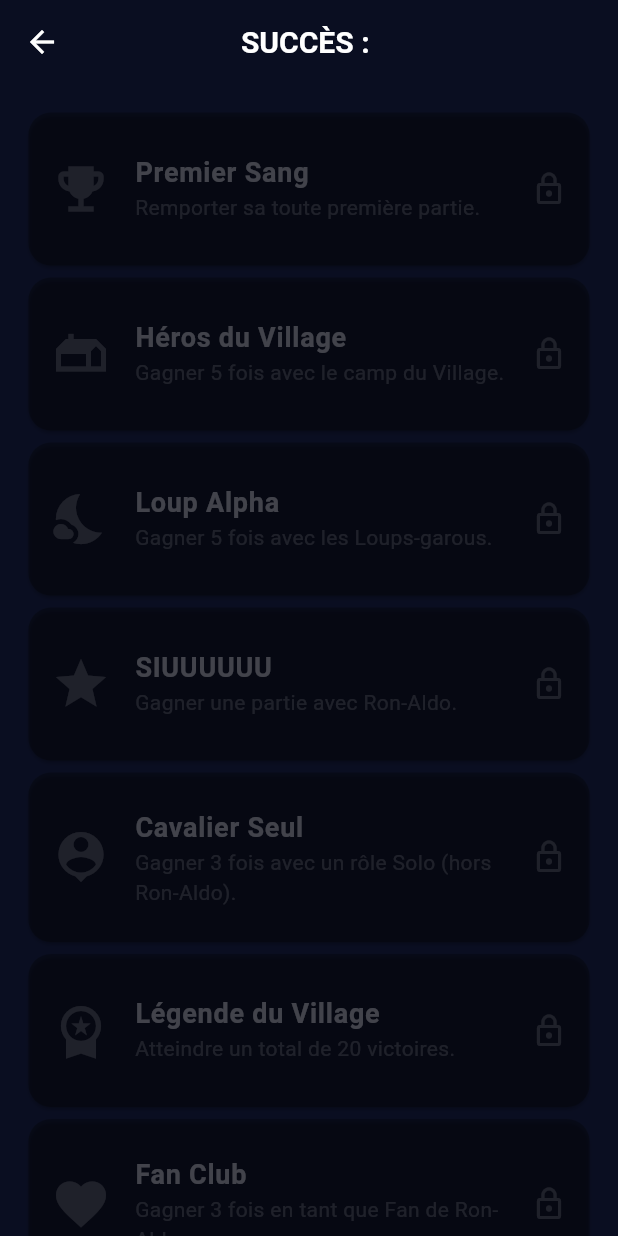
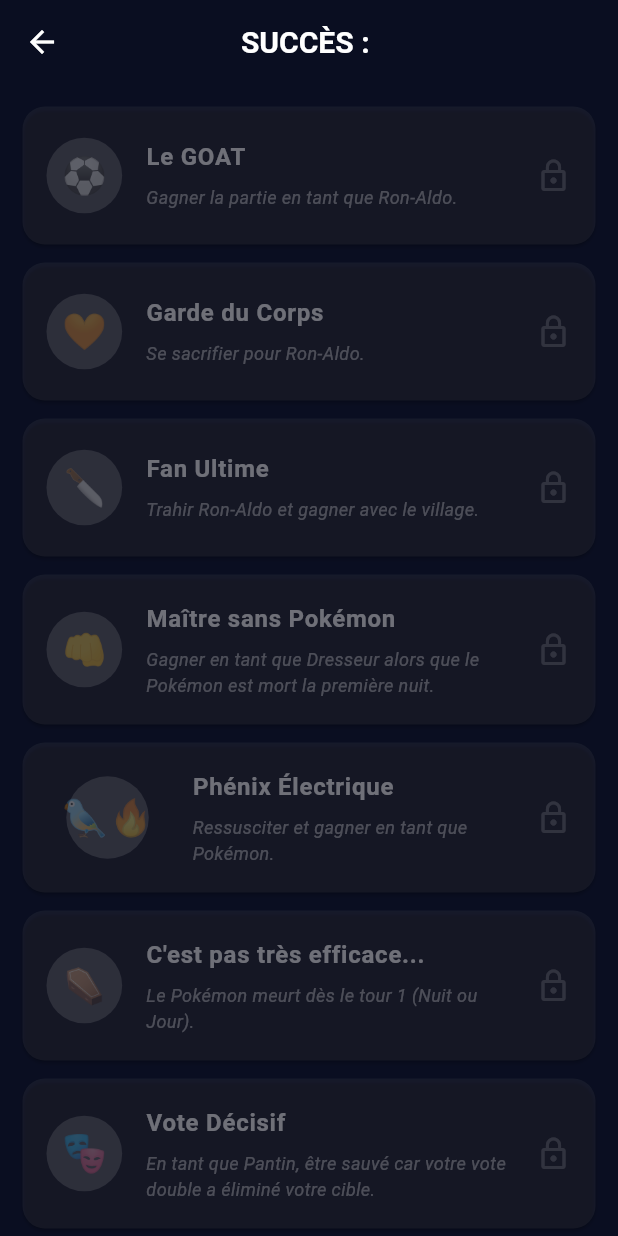
Before and after one commit to M1rcopol0/LGproject, a Flutter app: the AchievementsPage screen opened directly with empty values, on a phone screen of 412 x 824 dp. Run offline on Flutter 3.47's test engine with Material 3 defaults, Android fonts, the phone set to English and light mode, and no system bars; our stand-ins replace audioplayers, file_picker, font_awesome_flutter, share_plus, shared_preferences; accounts and stored records are empty.

Commit message:
Corrections succès

```diff
--- a/lib/achievements_page.dart
+++ b/lib/achievements_page.dart
@@ -1,167 +1,125 @@
 import 'package:flutter/material.dart';
 import 'trophy_service.dart';
-import 'package:font_awesome_flutter/font_awesome_flutter.dart';
-
-class Achievement {
-  final String id;
-  final String title;
-  final String description;
-  final IconData icon;
-  final bool Function(Map<String, dynamic> stats) condition;
-
-  Achievement({
-    required this.id,
-    required this.title,
-    required this.description,
-    required this.icon,
-    required this.condition,
-  });
-}
+import 'models/achievement.dart'; // C'est ici qu'on récupère la classe et les données déplacées
 
 class AchievementsPage extends StatelessWidget {
   final String playerName;
 
-  AchievementsPage({super.key, required this.playerName});
-
-  // ==========================================================
-  // DÉFINITION DES 10 SUCCÈS
-  // ==========================================================
-  final List<Achievement> achievementList = [
-    Achievement(
-      id: "first_win",
-      title: "Premier Sang",
-      description: "Remporter sa toute première partie.",
-      icon: Icons.emoji_events,
-      condition: (stats) => (stats['totalWins'] ?? 0) >= 1,
-    ),
-    Achievement(
-      id: "village_hero",
-      title: "Héros du Village",
-      description: "Gagner 5 fois avec le camp du Village.",
-      icon: Icons.gite,
-      condition: (stats) => (stats['roles']?['VILLAGE'] ?? 0) >= 5,
-    ),
-    Achievement(
-      id: "alpha_wolf",
-      title: "Loup Alpha",
-      description: "Gagner 5 fois avec les Loups-garous.",
-      icon: Icons.nights_stay,
-      condition: (stats) => (stats['roles']?['LOUPS-GAROUS'] ?? 0) >= 5,
-    ),
-    Achievement(
-      id: "siuuuu",
-      title: "SIUUUUUU",
-      description: "Gagner une partie avec Ron-Aldo.",
-      icon: Icons.star,
-      condition: (stats) => (stats['roles']?['RON-ALDO'] ?? 0) >= 1,
-    ),
-    Achievement(
-      id: "solo_master",
-      title: "Cavalier Seul",
-      description: "Gagner 3 fois avec un rôle Solo (hors Ron-Aldo).",
-      icon: Icons.person_pin,
-      condition: (stats) => (stats['roles']?['SOLO'] ?? 0) >= 3,
-    ),
-    Achievement(
-      id: "legend",
-      title: "Légende du Village",
-      description: "Atteindre un total de 20 victoires.",
-      icon: Icons.workspace_premium,
-      condition: (stats) => (stats['totalWins'] ?? 0) >= 20,
-    ),
-    Achievement(
-      id: "fan_club",
-      title: "Fan Club",
-      description: "Gagner 3 fois en tant que Fan de Ron-Aldo.",
-      icon: Icons.favorite,
-      condition: (stats) => (stats['roles']?['FAN'] ?? 0) >= 3,
-    ),
-    Achievement(
-      id: "survivor",
-      title: "Survivant",
-      description: "Gagner 10 parties au total.",
-      icon: Icons.shield,
-      condition: (stats) => (stats['totalWins'] ?? 0) >= 10,
-    ),
-    Achievement(
-      id: "archiviste_pro",
-      title: "L'Érudit",
-      description: "Gagner une partie après avoir été Archiviste.",
-      icon: Icons.menu_book,
-      condition: (stats) => (stats['roles']?['VILLAGE'] ?? 0) >= 1, // On simplifie la condition ici
-    ),
-    Achievement(
-      id: "veteran",
-      title: "Vétéran",
-      description: "Avoir gagné avec au moins 3 camps différents.",
-      condition: (stats) {
-        int camps = 0;
-        final roles = stats['roles'] ?? {};
-        if ((roles['VILLAGE'] ?? 0) > 0) camps++;
-        if ((roles['LOUPS-GAROUS'] ?? 0) > 0) camps++;
-        if ((roles['SOLO'] ?? 0) > 0 || (roles['RON-ALDO'] ?? 0) > 0) camps++;
-        return camps >= 3;
-      },
-      icon: Icons.military_tech,
-    ),
-  ];
+  const AchievementsPage({super.key, required this.playerName});
 
   @override
   Widget build(BuildContext context) {
     return Scaffold(
       backgroundColor: const Color(0xFF0A0E21),
       appBar: AppBar(
-        title: Text("SUCCÈS : $playerName"),
+        title: Text("SUCCÈS : $playerName", style: const TextStyle(color: Colors.white, fontWeight: FontWeight.bold)),
         backgroundColor: Colors.transparent,
         elevation: 0,
+        centerTitle: true,
       ),
-      body: FutureBuilder<Map<String, dynamic>>(
-        future: TrophyService.getStats(),
+      body: FutureBuilder<List<String>>(
+        // On récupère la liste des IDs débloqués (ex: "first_blood", "bad_shooter")
+        future: TrophyService.getUnlockedAchievements(playerName),
         builder: (context, snapshot) {
-          if (!snapshot.hasData) return const Center(child: CircularProgressIndicator());
+          if (snapshot.connectionState == ConnectionState.waiting) {
+            return const Center(child: CircularProgressIndicator(color: Colors.orangeAccent));
+          }
 
-          final allStats = snapshot.data!;
-          final playerStats = allStats[playerName] ?? {'totalWins': 0, 'roles': {}};
+          final unlockedIds = snapshot.data ?? [];
+          // On récupère la définition des succès depuis le modèle centralisé (gain de place ici)
+          final allAchievements = AchievementData.allAchievements;
 
           return ListView.builder(
             padding: const EdgeInsets.all(15),
-            itemCount: achievementList.length,
-            itemBuilder: (ctx, i) {
-              final ach = achievementList[i];
-              final isUnlocked = ach.condition(playerStats);
+            itemCount: allAchievements.length,
+            itemBuilder: (context, index) {
+              final ach = allAchievements[index];
+              final isUnlocked = unlockedIds.contains(ach.id);
+
+              // La couleur est désormais gérée par le modèle (facile=bleu, légendaire=or...)
+              final rarityColor = ach.color;
 
               return Card(
-                color: isUnlocked ? Colors.white.withOpacity(0.1) : Colors.black26,
+                color: isUnlocked
+                    ? rarityColor.withOpacity(0.15)
+                    : Colors.white.withOpacity(0.05),
+                margin: const EdgeInsets.only(bottom: 12),
                 shape: RoundedRectangleBorder(
                   borderRadius: BorderRadius.circular(15),
                   side: BorderSide(
-                    color: isUnlocked ? Colors.orangeAccent.withOpacity(0.5) : Colors.transparent,
+                    color: isUnlocked ? rarityColor.withOpacity(0.8) : Colors.transparent,
+                    width: 1.5,
                   ),
                 ),
                 child: ListTile(
-                  contentPadding: const EdgeInsets.all(15),
-                  leading: Icon(
+                  contentPadding: const EdgeInsets.symmetric(horizontal: 16, vertical: 10),
+
+                  // ICÔNE (Emoji)
+                  leading: Container(
+                    padding: const EdgeInsets.all(10),
+                    decoration: BoxDecoration(
+                      shape: BoxShape.circle,
+                      color: isUnlocked ? rarityColor.withOpacity(0.2) : Colors.white10,
+                    ),
+                    child: Text(
                       ach.icon,
-                    size: 40,
-                    color: isUnlocked ? Colors.orangeAccent : Colors.white10,
+                      style: TextStyle(
+                        fontSize: 24,
+                        color: isUnlocked ? null : Colors.white24,
                       ),
-                  title: Text(
+                    ),
+                  ),
+
+                  // TITRE + BADGE RARETÉ
+                  title: Row(
+                    children: [
+                      Expanded(
+                        child: Text(
                           ach.title,
                           style: TextStyle(
-                      color: isUnlocked ? Colors.white : Colors.white24,
+                            color: isUnlocked ? Colors.white : Colors.white38,
                             fontWeight: FontWeight.bold,
-                      fontSize: 18,
+                            fontSize: 16,
                           ),
                         ),
-                  subtitle: Text(
+                      ),
+                      if (isUnlocked)
+                        Container(
+                          margin: const EdgeInsets.only(left: 8),
+                          padding: const EdgeInsets.symmetric(horizontal: 8, vertical: 2),
+                          decoration: BoxDecoration(
+                            color: rarityColor,
+                            borderRadius: BorderRadius.circular(8),
+                          ),
+                          child: Text(
+                            ach.rarityLabel,
+                            style: const TextStyle(
+                              color: Colors.black,
+                              fontSize: 9,
+                              fontWeight: FontWeight.bold,
+                            ),
+                          ),
+                        ),
+                    ],
+                  ),
+
+                  // DESCRIPTION
+                  subtitle: Padding(
+                    padding: const EdgeInsets.only(top: 6),
+                    child: Text(
                       ach.description,
                       style: TextStyle(
-                      color: isUnlocked ? Colors.white70 : Colors.white10,
+                        color: isUnlocked ? Colors.white70 : Colors.white24,
+                        fontSize: 12,
+                        fontStyle: isUnlocked ? FontStyle.normal : FontStyle.italic,
                       ),
                     ),
+                  ),
+
+                  // CHECKMARK ou CADENAS
                   trailing: isUnlocked
-                      ? const Icon(Icons.check_circle, color: Colors.greenAccent)
-                      : const Icon(Icons.lock_outline, color: Colors.white10),
+                      ? Icon(Icons.check_circle, color: rarityColor)
+                      : const Icon(Icons.lock_outline, color: Colors.white12),
                 ),
               );
             },
--- a/lib/models/achievement.dart
+++ b/lib/models/achievement.dart
@@ -6,7 +6,7 @@ class Achievement {
   final String title;
   final String description;
   final String icon;
-  final int rarity; // 1: Commun, 2: Rare, 3: Légendaire
+  final int rarity; // 1: Facile, 2: Moyen, 3: Difficile, 4: Légendaire
   final bool Function(Map<String, dynamic> playerData) checkCondition;
 
   Achievement({
@@ -17,6 +17,27 @@ class Achievement {
     required this.rarity,
     required this.checkCondition,
   });
+
+  // Helper pour récupérer la couleur selon la rareté
+  Color get color {
+    switch (rarity) {
+      case 1: return Colors.blueAccent; // Facile
+      case 2: return Colors.greenAccent; // Intermédiaire
+      case 3: return Colors.purpleAccent; // Difficile
+      case 4: return Colors.amber; // Légendaire (Or)
+      default: return Colors.grey;
+    }
+  }
+
+  String get rarityLabel {
+    switch (rarity) {
+      case 1: return "FACILE";
+      case 2: return "INTERMÉDIAIRE";
+      case 3: return "DIFFICILE";
+      case 4: return "LÉGENDAIRE";
+      default: return "";
+    }
+  }
 }
 
 class AchievementData {
@@ -43,9 +64,11 @@ class AchievementData {
     Achievement(
       id: "ultimate_fan",
       title: "Fan Ultime",
-      description: "Voter contre Ron-Aldo alors qu'il vote contre lui-même, et mourir à sa place.",
-      icon: "🤡", rarity: 3,
-      checkCondition: (data) => data['is_ultimate_fan_sacrifice'] == true,
+      description: "Trahir Ron-Aldo et gagner avec le village.",
+      icon: "🔪", rarity: 4,
+      checkCondition: (data) =>
+      data['hasBetrayedRonAldo'] == true &&
+          data['winner_role'] == "VILLAGE",
     ),
 
     // --- DRESSEUR & POKÉMON ---
@@ -61,9 +84,19 @@ class AchievementData {
       id: "electric_phoenix",
       title: "Phénix Électrique",
       description: "Ressusciter et gagner en tant que Pokémon.",
-      icon: "🐦‍🔥", rarity: 2,
+      icon: "🐦‍🔥", rarity: 3,
       checkCondition: (data) =>
       (data['player_role'] == "Pokémon") && (data['winner_role'] == "DRESSEUR") && (data['was_revived'] == true),
+    ),
+    Achievement(
+      id: "pokemon_fail",
+      title: "C'est pas très efficace...",
+      description: "Le Pokémon meurt dès le tour 1 (Nuit ou Jour).",
+      icon: "⚰️", rarity: 1,
+      checkCondition: (data) =>
+      (data['player_role']?.toString().toLowerCase() == "pokémon" ||
+          data['player_role']?.toString().toLowerCase() == "dresseur") &&
+          data['pokemon_died_t1'] == true,
     ),
 
     // --- PANTIN ---
@@ -71,14 +104,14 @@ class AchievementData {
       id: "pantin_clutch",
       title: "Vote Décisif",
       description: "En tant que Pantin, être sauvé car votre vote double a éliminé votre cible.",
-      icon: "🎭", rarity: 3,
+      icon: "🎭", rarity: 4,
       checkCondition: (data) => data['pantin_clutch_save'] == true,
     ),
     Achievement(
       id: "pantin_chain",
       title: "Effet Domino",
       description: "Avoir maudit 4 personnes vivantes simultanément.",
-      icon: "🔗", rarity: 3,
+      icon: "🔗", rarity: 4,
       checkCondition: (data) => (data['max_simultaneous_curses'] ?? 0) >= 4,
     ),
 
@@ -87,14 +120,14 @@ class AchievementData {
       id: "time_paradox",
       title: "Paradoxe Temporel",
       description: "En tant que Maître du temps, tuer deux personnes de camps opposés la même nuit.",
-      icon: "⏳", rarity: 1,
+      icon: "⏳", rarity: 4,
       checkCondition: (data) => data['paradox_achieved'] == true,
     ),
     Achievement(
       id: "time_perfect",
       title: "Timing Précis",
       description: "En tant que Maître du temps, gagner au Jour 5.",
-      icon: "🕙", rarity: 2,
+      icon: "🕙", rarity: 3,
       checkCondition: (data) =>
       data['player_role'] == "Maître du temps" && data['winner_role'] == "MAÎTRE DU TEMPS" && data['turn_count'] == 5,
     ),
@@ -104,7 +137,7 @@ class AchievementData {
       id: "phyl_silent_assassin",
       title: "Assassin Silencieux",
       description: "Gagner seul avant la fin du jour 2 en jouant Phyl.",
-      icon: "🤫", rarity: 3,
+      icon: "🤫", rarity: 4,
       checkCondition: (data) =>
       data['player_role'] == "Phyl" && data['winner_role'] == "PHYL" && data['turn_count'] <= 2,
     ),
@@ -114,7 +147,7 @@ class AchievementData {
       id: "pack_unbreakable",
       title: "Meute Soudée",
       description: "Gagner sans qu'aucun loup n'ait voté contre un autre loup.",
-      icon: "🐾", rarity: 2,
+      icon: "🐾", rarity: 3,
       checkCondition: (data) =>
       data['is_wolf_faction'] == true && data['winner_role'] == "LOUPS-GAROUS" && data['no_friendly_fire_vote'] == true,
     ),
@@ -132,14 +165,14 @@ class AchievementData {
       id: "chaman_sniper",
       title: "Exécution Ciblée",
       description: "En tant que Loup-garou chaman, tuez au vote une personne espionnée la nuit précédente.",
-      icon: "🎯", rarity: 2,
+      icon: "🎯", rarity: 3,
       checkCondition: (data) => data['chaman_sniper_achieved'] == true,
     ),
     Achievement(
       id: "chaman_double_agent",
       title: "Infiltration Totale",
       description: "Gagner sans avoir reçu le moindre vote contre vous en tant que Loup-garou chaman.",
-      icon: "👤", rarity: 3,
+      icon: "👤", rarity: 4,
       checkCondition: (data) =>
       data['player_role'] == "Loup-garou chaman" && data['winner_role'] == "LOUPS-GAROUS" && (data['totalVotesReceivedDuringGame'] ?? 0) == 0,
     ),
@@ -159,7 +192,7 @@ class AchievementData {
       id: "evolved_alpha",
       title: "Alpha Dominant",
       description: "Gagner en étant le dernier loup vivant.",
-      icon: "👑", rarity: 2,
+      icon: "👑", rarity: 3,
       checkCondition: (data) =>
       data['is_wolf_faction'] == true &&
           data['winner_role'] == "LOUPS-GAROUS" &&
@@ -173,12 +206,11 @@ class AchievementData {
       icon: "🩸", rarity: 3,
       checkCondition: (data) => data['evolved_hunger_achieved'] == true,
     ),
-
     Achievement(
       id: "clean_paws",
       title: "Montrez patte blanche",
       description: "Gagnez sans tuer personne la nuit.",
-      icon: "🐾", rarity: 3,
+      icon: "🐾", rarity: 4,
       checkCondition: (data) => data['is_wolf_faction'] == true && data['winner_role'] == "LOUPS-GAROUS" && data['wolves_night_kills'] == 0,
     ),
 
@@ -187,7 +219,7 @@ class AchievementData {
       id: "crazy_casa",
       title: "Crazy Casa",
       description: "En tant que maison, survivez à la partie.",
-      icon: "🏡", rarity: 2,
+      icon: "🏡", rarity: 3,
       checkCondition: (data) => data['player_role']?.toLowerCase() == "maison" && data['winner_role'] == "VILLAGE" && data['is_player_alive'] == true,
     ),
     Achievement(
@@ -219,7 +251,7 @@ class AchievementData {
       id: "mime_win",
       title: "Vite fait, bien fait !",
       description: "Faites gagner le village grâce à vos talents de mime.",
-      icon: "🎭", rarity: 3,
+      icon: "🎭", rarity: 4,
       checkCondition: (data) => data['player_role']?.toLowerCase() == "exorciste" && data['exorcisme_success_win'] == true,
     ),
 
@@ -237,7 +269,7 @@ class AchievementData {
       id: "quiche_hero",
       title: "Quiche ou tarte ?",
       description: "Prévenez le meurtre de 4 joueurs en une seule nuit.",
-      icon: "🥧", rarity: 3,
+      icon: "🥧", rarity: 4,
       checkCondition: (data) => data['quiche_saved_count'] != null && data['quiche_saved_count'] >= 4,
     ),
     Achievement(
@@ -253,7 +285,7 @@ class AchievementData {
       id: "bled_all_covered",
       title: "Sortez couvert !",
       description: "Violez tous les joueurs d'une partie au moins une fois.",
-      icon: "🍆", rarity: 3,
+      icon: "🍆", rarity: 4,
       checkCondition: (data) => data['bled_protected_everyone'] == true,
     ),
 
@@ -272,17 +304,16 @@ class AchievementData {
       id: "parking_shot",
       title: "Un tir du parking !",
       description: "En tant que dingo, tuez le dernier ennemi du village.",
-      icon: "🏀", rarity: 3,
-      // Géré en temps réel par AchievementLogic.checkParkingShot
+      icon: "🏀", rarity: 4,
       checkCondition: (data) => data['parking_shot_achieved'] == true,
     ),
     Achievement(
       id: "crazy_dingo_vote",
       title: "Le plus taré des dingos",
       description: "Votez contre vous-même à chaque vote et survivez.",
-      icon: "🤪", rarity: 3,
+      icon: "🤪", rarity: 4,
       checkCondition: (data) =>
-      data['player_role']?.toString().toLowerCase() == "dingo" && // Sécurité rôle
+      data['player_role']?.toString().toLowerCase() == "dingo" &&
           data['dingo_self_voted_all_game'] == true &&
           data['is_player_alive'] == true,
     ),
@@ -308,16 +339,16 @@ class AchievementData {
       id: "messmerde",
       title: "Messmerde",
       description: "Survivez sans jamais exposer le rôle d'un joueur.",
-      icon: "😴", rarity: 2,
+      icon: "😴", rarity: 3,
       checkCondition: (data) => data['player_role']?.toLowerCase() == "devin" && data['is_player_alive'] == true && data['devin_reveals_count'] == 0,
     ),
 
     // --- ARCHIVISTE ---
     Achievement(
       id: "archiviste_king",
-      title: "Le roi du CDI", // Succès 'One Shot' (Dans une seule partie)
+      title: "Le roi du CDI", // Succès 'One Shot'
       description: "Utilisez 4 pouvoirs différents en une seule partie.",
-      icon: "📚", rarity: 3,
+      icon: "📚", rarity: 4,
       checkCondition: (data) => data['archiviste_all_powers_used_in_game'] == true,
     ),
 
@@ -326,11 +357,11 @@ class AchievementData {
       id: "canaclean",
       title: "Le Canaclean",
       description: "Clara, Gabriel, Jean, Marc et vous devez être dans la même équipe et vivants.",
-      icon: "🧼", rarity: 2,
+      icon: "🧼", rarity: 4,
       checkCondition: (data) => data['canaclean_present'] == true,
     ),
 
-// --- SUCCÈS CUMULATIFS (Gestion par TrophyService) ---
+    // --- SUCCÈS CUMULATIFS ---
     Achievement(
       id: "terminator_travel", title: "I'll be back.",
       description: "Partez en voyage dans 5 parties différentes.",
@@ -350,7 +381,7 @@ class AchievementData {
       checkCondition: (data) => (data['cumulative_villageois_count'] ?? 0) >= 5,
     ),
     Achievement(
-      id: "archiviste_prince", title: "Le prince du CDI", // Succès 'Cumulatif' (Sur plusieurs parties)
+      id: "archiviste_prince", title: "Le prince du CDI", // Succès 'Cumulatif'
       description: "Utilisez 4 pouvoirs différents au cours de votre carrière.",
       icon: "📖", rarity: 2,
       checkCondition: (data) => data['archiviste_all_powers_cumulated'] == true,
@@ -360,7 +391,7 @@ class AchievementData {
       id: "veteran_village",
       title: "Ancien du Village",
       description: "Gagner 10 fois avec le Village.",
-      icon: "🏘️", rarity: 2,
+      icon: "🏘️", rarity: 3,
       checkCondition: (data) {
         final roles = Map<String, dynamic>.from(data['roles'] ?? {});
         return (roles['VILLAGE'] ?? 0) >= 10;
@@ -369,7 +400,7 @@ class AchievementData {
     Achievement(
       id: "veteran_wolf", title: "Vétéran de la Meute",
       description: "Gagnez 10 parties en tant que Loup-garou.",
-      icon: "🩸", rarity: 2,
+      icon: "🩸", rarity: 3,
       checkCondition: (data) {
         final roles = Map<String, dynamic>.from(data['roles'] ?? {});
         return (roles['LOUPS-GAROUS'] ?? 0) >= 10;
--- a/lib/night_interfaces/houston_interface.dart
+++ b/lib/night_interfaces/houston_interface.dart
@@ -16,7 +16,7 @@ class HoustonInterface extends StatelessWidget {
 
   @override
   Widget build(BuildContext context) {
-    // On filtre les joueurs vivants et on exclut Houston lui-même
+    // 1. Filtrage : Vivants et pas soi-même
     final eligibleTargets = players.where((p) => p.isAlive && p != actor).toList();
 
     return Column(
@@ -36,7 +36,7 @@ class HoustonInterface extends StatelessWidget {
         const Padding(
           padding: EdgeInsets.symmetric(horizontal: 20),
           child: Text(
-            "Si les deux joueurs sont dans le même camp, le voyant restera vert au matin. S'ils sont de camps différents, il passera au rouge.",
+            "Le résultat de l'analyse (Même camp ou non) sera annoncé au réveil du village.",
             textAlign: TextAlign.center,
             style: TextStyle(color: Colors.white54, fontSize: 13, fontStyle: FontStyle.italic),
           ),
@@ -46,11 +46,14 @@ class HoustonInterface extends StatelessWidget {
           child: TargetSelectorInterface(
             players: eligibleTargets,
             maxTargets: 2,
+            isProtective: false, // Thème neutre
             onTargetsSelected: (selected) {
               if (selected.length == 2) {
                 // --- LOGS DE CONSOLE ---
                 debugPrint("🛰️ LOG [Houston] : ${actor.name} surveille ${selected[0].name} (Camp: ${selected[0].team}) et ${selected[1].name} (Camp: ${selected[1].team}).");
 
+                // On envoie la sélection au Dispatcher qui la stockera dans actor.houstonTargets
+                // Le résultat sera généré dans NightActionsLogic au matin.
                 onComplete(selected);
               } else {
                 debugPrint("🛰️ LOG [Houston] : Action passée sans sélectionner 2 cibles.");
```
Also changed, not shown: lib/night_actions_logic.dart (+57 -7 lines), lib/night_actions_screen.dart (+45 -40 lines), lib/night_interfaces/role_action_dispatcher.dart (+5 -38 lines), lib/trophy_service.dart (+71 -24 lines). Lines whose indentation alone changed are shown as unchanged.
